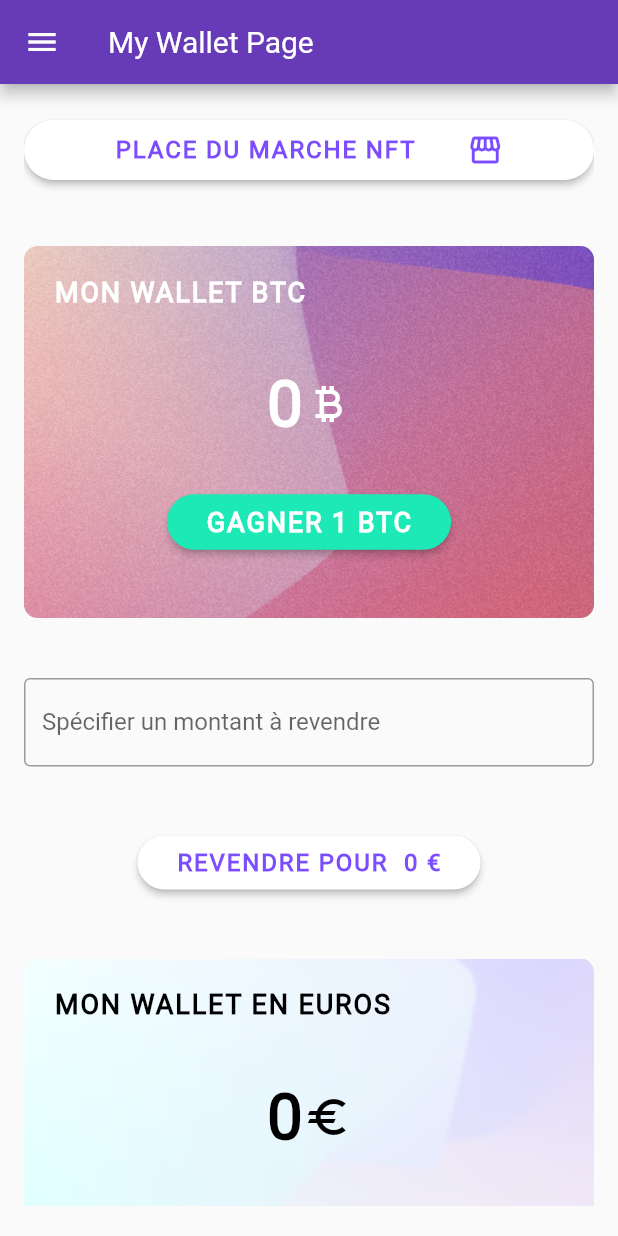
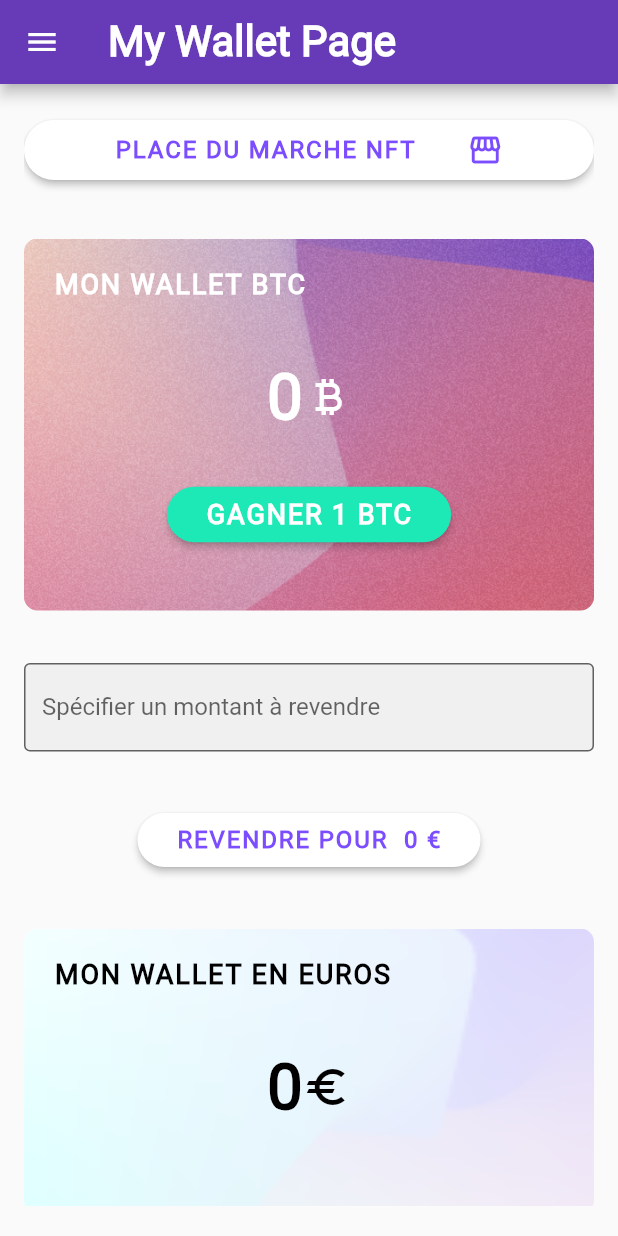
Before and after one commit to E-IckArt/nft_app_final, a Flutter app: the screen it shows after launch, after a tap on "PASSER", on a phone screen of 412 x 824 dp. Run offline on Flutter 3.47's test engine with Material 2 defaults, Android fonts, the phone set to English and light mode, and no system bars; our stand-ins replace google_fonts.

Commit message:
Add theme data

```diff
--- a/lib/main.dart
+++ b/lib/main.dart
@@ -19,9 +19,26 @@ class MyApp extends StatelessWidget {
     return MaterialApp(
       title: 'Argent Facile NFT',
       theme: ThemeData(
-          primarySwatch: Colors.deepPurple,
-          fontFamily: 'Roboto',
-          textTheme: GoogleFonts.robotoTextTheme()
+        brightness: Brightness.light,
+        primarySwatch: Colors.deepPurple,
+        primaryColor: Colors.deepPurple,
+        fontFamily: 'Roboto',
+        textTheme: const TextTheme(
+            displayLarge: TextStyle(
+                fontSize: 42, fontWeight: FontWeight.w900, color: Colors.black),
+            titleLarge: TextStyle(
+                fontSize: 28, fontWeight: FontWeight.w900, color: Colors.black),
+          headlineLarge: TextStyle(
+                fontSize: 28, fontWeight: FontWeight.w900, color: Colors.black),
+            bodySmall: TextStyle(
+                fontSize: 14, fontWeight: FontWeight.w400, color: Colors.black),
+            bodyMedium: TextStyle(
+                fontSize: 18, fontWeight: FontWeight.w400, color: Colors.black,
+            ),
+            bodyLarge: TextStyle(
+                fontSize: 24, fontWeight: FontWeight.w400, color: Colors.black,
+            ),
+      ),
       ),
       home: const OnboardingPager(),
       // home: const AppWrapper(),
--- a/lib/my_wallet_page.dart
+++ b/lib/my_wallet_page.dart
@@ -66,13 +66,13 @@ class _MyWalletPageState extends State<MyWalletPage> {
             Center(
               child: buildMarketPlaceButton(),
             ),
-            const SizedBox(height: 40),
+            const SizedBox(height: 35),
             buildWalletBtcContainer(),
-            const SizedBox(height: 40),
+            const SizedBox(height: 35),
             buildTextField(),
-            const SizedBox(height: 40),
+            const SizedBox(height: 35),
             buildCenterWithSendButton(),
-            const SizedBox(height: 40),
+            const SizedBox(height: 35),
             buildWalletEurosContainer(),
           ],
         ),
@@ -113,13 +113,9 @@ class _MyWalletPageState extends State<MyWalletPage> {
                     children: [
                       Text(
                         '$_amountEuro',
-                        style: TextStyle(
-                            fontWeight: FontWeight.w900,
-                            fontSize: 42,
-                            letterSpacing: 1.25,
-                            color: Colors.black),
+                        style: Theme.of(context).textTheme.displayLarge,
                       ),
-                      Icon(
+                      const Icon(
                         Icons.euro,
                         color: Colors.black,
                         size: 32,
@@ -175,6 +171,9 @@ class _MyWalletPageState extends State<MyWalletPage> {
                 ),
                 labelText: "Spécifier un montant à revendre",
                 focusColor: Colors.tealAccent,
+                filled: true,
+                // TODO - Fix the error background color
+                // fillColor: Colors.grey.shade50,
               ));
   }
 
```
